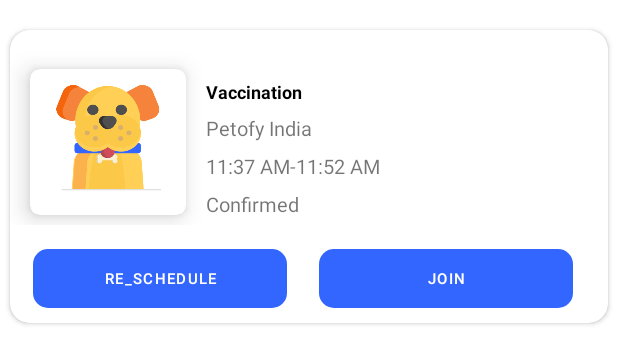
After one commit to Rakeshkrishali007/petofy, an Android app: the layout upcoming_item_resource_file.xml on its own in the app's theme, with its tools: preview values and no code run, on a phone screen of 412 x 824 dp. The commit adds this screen. Shown: the top 364 px of the screen. Run offline under Robolectric (Android 15) with nearby library versions, the phone set to English and light mode, and no system bars.

Commit message:
updated code

```diff
--- a/app/build.gradle
+++ b/app/build.gradle
@@ -66,6 +66,9 @@ dependencies {
 
     implementation 'com.github.gastricspark:scrolldatepicker:0.0.1'
 
+    //noinspection GradleCompatible
+    implementation'com.android.support:recyclerview-v7:23.3.0'
+
 
 
 }
--- a/app/src/main/java/com/example/petofy/retrofit/ApiInterfaces.kt
+++ b/app/src/main/java/com/example/petofy/retrofit/ApiInterfaces.kt
@@ -3,8 +3,11 @@ package com.example.petofy.retrofit
 import com.example.petofy.*
 import com.example.petofy.apiRequest.Login_Request
 import com.example.petofy.apiRequest.PetListRequest
+import com.example.petofy.apiRequest.PetPendingRequest
+import com.example.petofy.apiRequest.PetPendingRequestData
 import com.example.petofy.apiResponse.LogIn_Response
 import com.example.petofy.apiResponse.PetListResponse
+import com.example.petofy.apiResponse.PetPendingResponse
 import com.example.petofy.apiResponse.UserDashBoardCountResponse
 import retrofit2.Call
 import retrofit2.http.Body
@@ -24,4 +27,7 @@ interface ApiInterfaces {
 
     @GET("user/GetDashboardCounts")
     fun GetDashBoardCount(@Header("Authorization",) token: String?):Call<UserDashBoardCountResponse>
+
+    @POST("appointment/GetPendingAppointments")
+    fun getPendinRequest(@Header("Authorization",) token: String?,@Body petPendingRequest:PetPendingRequest):Call<PetPendingResponse>
 }
--- a/app/src/main/java/com/example/petofy/retrofit/RetrofitClient.kt
+++ b/app/src/main/java/com/example/petofy/retrofit/RetrofitClient.kt
@@ -17,4 +17,5 @@ object RetrofitClient {
     val logInterface = RetrofitClient.retrofit.create(ApiInterfaces::class.java)
     val dashBoardCountInstance= RetrofitClient.retrofit.create(ApiInterfaces::class.java)
     val petlistintanse= RetrofitClient.retrofit.create(ApiInterfaces::class.java)
+    val petpendingintance=RetrofitClient.retrofit.create(ApiInterfaces::class.java)
 }
--- /dev/null
+++ b/app/src/main/res/layout/upcoming_item_resource_file.xml
@@ -0,0 +1,151 @@
+<?xml version="1.0" encoding="utf-8"?>
+<androidx.constraintlayout.widget.ConstraintLayout xmlns:android="http://schemas.android.com/apk/res/android"
+    xmlns:app="http://schemas.android.com/apk/res-auto"
+    android:layout_width="match_parent"
+    android:layout_height="@dimen/_170sdp">
+
+
+    <androidx.cardview.widget.CardView
+        android:layout_width="match_parent"
+        android:layout_marginStart="@dimen/_5sdp"
+        android:layout_marginEnd="@dimen/_5sdp"
+        android:layout_marginTop="@dimen/_10sdp"
+        android:layout_height="@dimen/_150sdp"
+        android:elevation="@dimen/_3sdp"
+        app:cardCornerRadius="@dimen/_10sdp"
+        app:layout_constraintBottom_toBottomOf="parent"
+        app:layout_constraintEnd_toEndOf="parent"
+        app:layout_constraintHorizontal_bias="0.5"
+        app:layout_constraintStart_toStartOf="parent"
+        app:layout_constraintTop_toTopOf="parent"
+        app:layout_constraintVertical_bias="0.5">
+
+        <LinearLayout
+            android:layout_width="match_parent"
+            android:layout_height="@dimen/_100sdp"
+            android:orientation="horizontal"
+            app:layout_constraintBottom_toBottomOf="parent"
+            app:layout_constraintEnd_toEndOf="parent"
+            app:layout_constraintHorizontal_bias="0.0"
+            app:layout_constraintStart_toStartOf="parent"
+            app:layout_constraintTop_toTopOf="parent"
+            app:layout_constraintVertical_bias="0.021">
+
+
+            <LinearLayout
+                android:layout_width="match_parent"
+                android:layout_height="@dimen/_100sdp"
+                android:orientation="horizontal">
+
+
+                <androidx.cardview.widget.CardView
+                    android:layout_width="@dimen/_80sdp"
+                    android:layout_height="@dimen/_75sdp"
+                    android:layout_marginStart="@dimen/_10sdp"
+                    android:layout_marginTop="@dimen/_20sdp"
+                    app:cardCornerRadius="@dimen/_5sdp"
+                    app:cardElevation="@dimen/_7sdp">
+
+                    <ImageView
+                        android:layout_width="@dimen/_60sdp"
+                        android:layout_height="@dimen/_60sdp"
+                        android:layout_marginStart="@dimen/_10sdp"
+                        android:layout_marginTop="@dimen/_8ssp"
+                        android:src="@drawable/dog" />
+                </androidx.cardview.widget.CardView>
+
+
+                <LinearLayout
+                    android:layout_width="wrap_content"
+                    android:layout_height="wrap_content"
+                    android:layout_marginStart="@dimen/_10ssp"
+                    android:layout_marginTop="@dimen/_25ssp"
+                    android:orientation="vertical">
+
+
+                    <TextView
+                        android:id="@+id/txt_textName"
+                        android:layout_width="wrap_content"
+                        android:layout_height="wrap_content"
+                        android:text="Vaccination"
+                        android:textColor="@color/black"
+                        android:textSize="12sp"
+                        android:textStyle="bold" />
+
+
+                    <TextView
+                        android:id="@+id/txt_dog_dataOfBirth"
+                        android:layout_width="wrap_content"
+                        android:layout_height="wrap_content"
+                        android:layout_marginTop="@dimen/_5sdp"
+                        android:text="Petofy India"
+                        android:textSize="@dimen/_10ssp"
+
+                        />
+
+
+                    <TextView
+                        android:id="@+id/txt_time"
+                        android:layout_width="wrap_content"
+                        android:layout_height="wrap_content"
+                        android:layout_marginTop="@dimen/_5sdp"
+                        android:text="11:37 AM-11:52 AM"
+                        android:textSize="@dimen/_10ssp"
+                        />
+
+
+                    <TextView
+                        android:id="@+id/txt_status"
+                        android:layout_width="wrap_content"
+                        android:layout_height="wrap_content"
+                        android:layout_marginTop="@dimen/_5sdp"
+                        android:text="Confirmed"
+                        android:textSize="@dimen/_10ssp"
+                        />
+                </LinearLayout>
+            </LinearLayout>
+
+        </LinearLayout>
+
+
+        <LinearLayout
+            android:layout_width="@dimen/_150sdp"
+            android:layout_height="@dimen/_40sdp"
+            android:orientation="horizontal"
+            android:layout_marginTop="@dimen/_110sdp">
+
+            <Button
+                android:layout_width="@dimen/_130sdp"
+                android:layout_marginStart="@dimen/_12sdp"
+                android:background="@drawable/round_corners"
+                android:layout_height="@dimen/_30sdp"
+                android:textSize="10sp"
+                android:text="Re_schedule"
+                android:layout_marginTop="@dimen/_2sdp" />
+
+
+        </LinearLayout>
+
+
+        <LinearLayout
+            android:layout_width="@dimen/_150sdp"
+            android:layout_height="@dimen/_40sdp"
+            android:orientation="horizontal"
+            android:layout_marginStart="@dimen/_150sdp"
+            android:layout_marginTop="@dimen/_110sdp">
+            <Button
+                android:layout_width="@dimen/_130sdp"
+                android:layout_marginStart="@dimen/_8sdp"
+                android:background="@drawable/round_corners"
+                android:layout_height="@dimen/_30sdp"
+                android:textSize="10sp"
+                android:text="Join"
+                android:layout_marginTop="@dimen/_2sdp" />
+
+
+        </LinearLayout>
+
+
+    </androidx.cardview.widget.CardView>
+
+</androidx.constraintlayout.widget.ConstraintLayout>
```
Also changed, not shown: app/src/main/java/com/example/petofy/adapters/Upcoming_Adapter.kt (added, +31 -0 lines), app/src/main/java/com/example/petofy/apiRequest/PetPendingRequest.kt (added, +9 -0 lines), app/src/main/java/com/example/petofy/apiRequest/PetPendingRequestData.kt (added, +11 -0 lines), app/src/main/java/com/example/petofy/apiResponse/PetPendingResponse.kt (added, +11 -0 lines), app/src/main/java/com/example/petofy/apiResponse/PetPendingResponseData.kt (added, +85 -0 lines), app/src/main/java/com/example/petofy/fragments/bashboardfragments/CalenderFragment.kt (+40 -3 lines), app/src/main/java/com/example/petofy/fragments/bashboardfragments/Pet_Fragment.kt (+19 -1 lines), app/src/main/res/layout/fragment_calender_.xml (+15 -0 lines).
